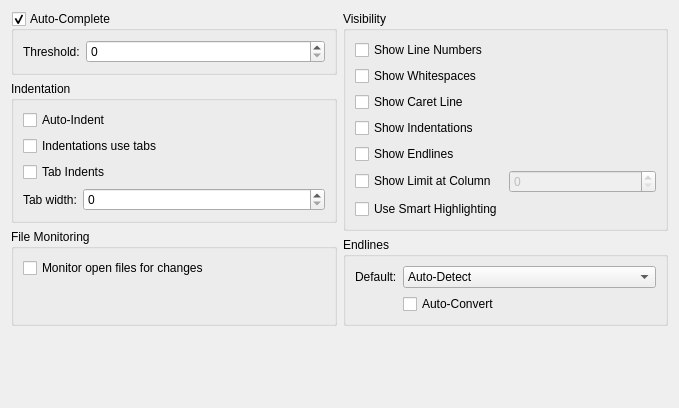
Before: the Qt Designer form blurdev/ide/config/common/ui/documentconfig.ui in blurstudio/PrEditor, drawn with Qt 5.
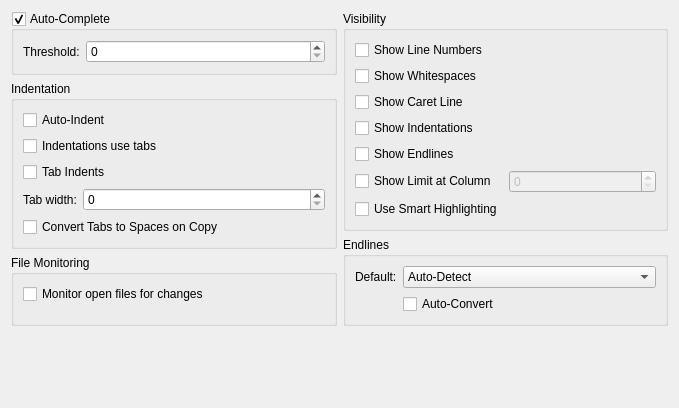
After: the same form once the commit is applied.

Commit message: Added copySpaceIndentation options to the IdeEditor and workboxes in Python Logger. Now we can easily copy messages from the Workbox or BlurIde that use tabs for indents to spaces so they can be sent using hangouts and email.

```diff
--- a/blurdev/ide/config/common/ui/documentconfig.ui
+++ b/blurdev/ide/config/common/ui/documentconfig.ui
@@ -101,6 +101,13 @@
           </property>
          </widget>
         </item>
+        <item row="4" column="0" colspan="2">
+         <widget class="QCheckBox" name="uiCopyTabsToSpacesCHK">
+          <property name="text">
+           <string>Convert Tabs to Spaces on Copy</string>
+          </property>
+         </widget>
+        </item>
        </layout>
       </widget>
      </item>
```
The commit also changes 4 other files.
